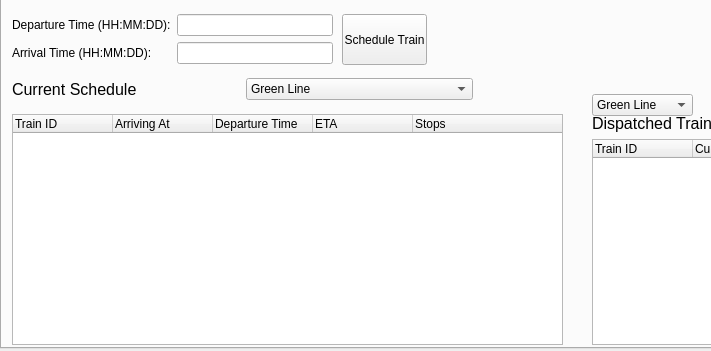
First picture: the form in ui_files/CTC_new.ui, repository cerfort2/1140, before the edit; both pictures show x 0 to 711 and y 412 to 763 of the 1149 by 763 pixel window.
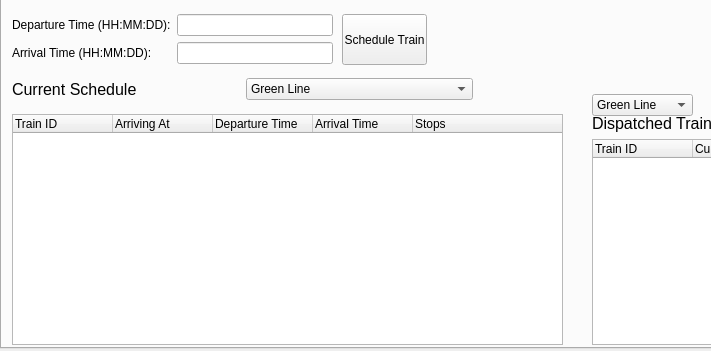
Second picture: the form after the edit.

```diff
--- a/ui_files/CTC_new.ui
+++ b/ui_files/CTC_new.ui
@@ -71,7 +71,7 @@
      </column>
      <column>
       <property name="text">
-       <string>ETA</string>
+       <string>Arrival Time</string>
       </property>
      </column>
      <column>
```
